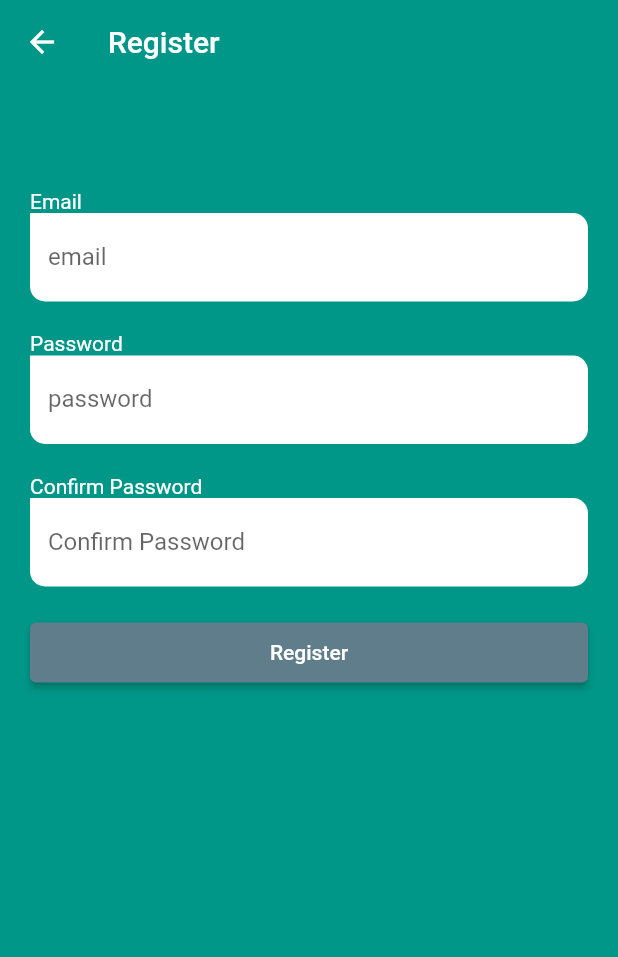
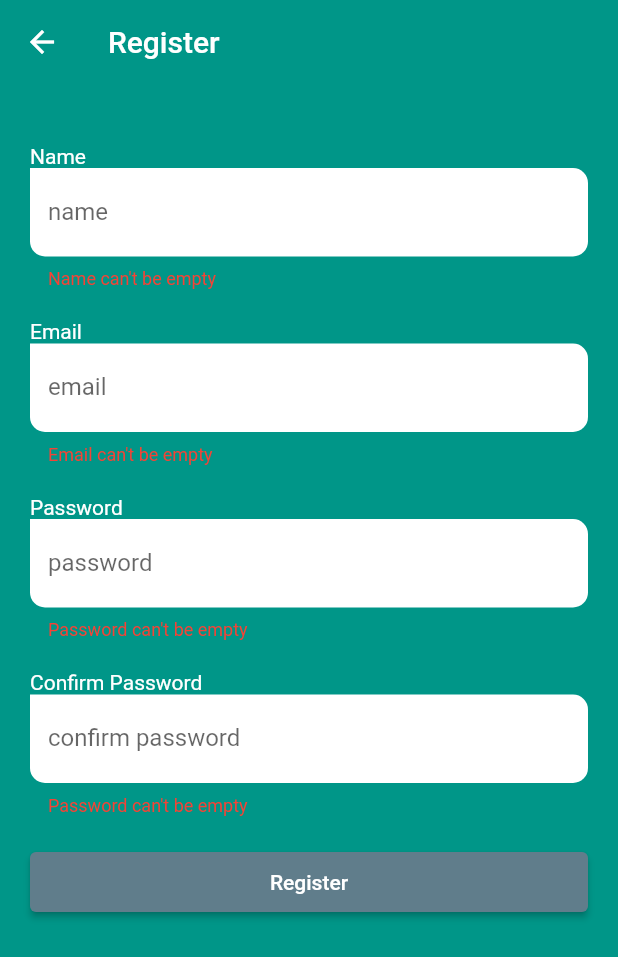
Before and after one commit to ikhsan34/recipe_app, a Flutter app: the RegisterScreen screen opened by its route, after a tap on "Register", on a phone screen of 412 x 824 dp. Shown: the top 957 px of the screen. Run offline on Flutter 3.47's test engine with Material 2 defaults, Android fonts, the phone set to English and light mode, and no system bars; our stand-ins replace firebase_auth, firebase_core, flutter_spinkit; accounts and stored records are empty.

Commit message:
login and register form validator

```diff
--- a/lib/screens/auth/register_screen.dart
+++ b/lib/screens/auth/register_screen.dart
@@ -1,6 +1,9 @@
 import 'package:flutter/material.dart';
 import 'package:provider/provider.dart';
 import 'package:recipe_app/screens/auth/auth_provider.dart';
+import 'package:recipe_app/shared/loadings.dart';
+import 'package:recipe_app/shared/styles.dart';
+import 'package:recipe_app/shared/validators.dart';
 
 class RegisterScreen extends StatefulWidget {
   const RegisterScreen({super.key});
@@ -12,14 +15,17 @@ class RegisterScreen extends StatefulWidget {
 class _RegisterScreenState extends State<RegisterScreen> {
 
   final formKey = GlobalKey<FormState>();
+  final nameController = TextEditingController();
   final emailController = TextEditingController();
   final passwordController = TextEditingController();
+  final confirmPasswordController = TextEditingController();
   bool isLoading = false;
   bool failed = false;
 
   @override
   void dispose() {
     super.dispose();
+    nameController.dispose();
     emailController.dispose();
     passwordController.dispose();
   }
@@ -34,82 +40,71 @@ class _RegisterScreenState extends State<RegisterScreen> {
         title: const Text('Register'),
         elevation: 0,
       ),
-      body: SingleChildScrollView(
+      body: isLoading
+      ? Loadings.fadingCircle()
+      : SingleChildScrollView(
         child: Form(
           key: formKey,
           child: Padding(
-            padding: const EdgeInsets.symmetric(horizontal: 20, vertical: 20),
+            padding: const EdgeInsets.symmetric(horizontal: 20, vertical: 40),
             child: Column(
               crossAxisAlignment: CrossAxisAlignment.start,
               children: [
-                const SizedBox(height: 50),
+                const Text('Name', style: TextStyle(color: Colors.white)),
+                TextFormField(
+                  validator: (value) => Validator.validateName(name: value),
+                  controller: nameController,
+                  decoration: nameInputDecoration
+                ),
+                const SizedBox(height: 20),
                 const Text('Email', style: TextStyle(color: Colors.white)),
                 TextFormField(
+                  validator: (value) => Validator.validateEmail(email: value),
                   controller: emailController,
-                  decoration: const InputDecoration(
-                    labelText: 'email',
-                    filled: true,
-                    fillColor: Colors.white,
-                    floatingLabelBehavior: FloatingLabelBehavior.never,
-                    border: OutlineInputBorder(
-                      borderSide: BorderSide.none,
-                      borderRadius: BorderRadius.only(
-                        topRight: Radius.circular(10),
-                        bottomLeft: Radius.circular(10),
-                        bottomRight: Radius.circular(10)
-                      ),
-                    )
-                  ),
+                  decoration: emailInputDecoration
                 ),
                 const SizedBox(height: 20),
                 const Text('Password', style: TextStyle(color: Colors.white)),
                 TextFormField(
+                  validator: (value) => Validator.validatePassword(password: value),
                   controller: passwordController,
-                  decoration: const InputDecoration(
-                    labelText: 'password',
-                    filled: true,
-                    fillColor: Colors.white,
-                    floatingLabelBehavior: FloatingLabelBehavior.never,
-                    border: OutlineInputBorder(
-                      borderSide: BorderSide.none,
-                      borderRadius: BorderRadius.only(
-                        topRight: Radius.circular(10),
-                        bottomLeft: Radius.circular(10),
-                        bottomRight: Radius.circular(10)
-                      ),
-                    )
-                  ),
+                  obscureText: true,
+                  decoration: passwordInputDecoration
                 ),
                 const SizedBox(height: 20),
                 const Text('Confirm Password', style: TextStyle(color: Colors.white)),
                 TextFormField(
-                  decoration: const InputDecoration(
-                    labelText: 'Confirm Password',
-                    filled: true,
-                    fillColor: Colors.white,
-                    floatingLabelBehavior: FloatingLabelBehavior.never,
-                    border: OutlineInputBorder(
-                      borderSide: BorderSide.none,
-                      borderRadius: BorderRadius.only(
-                        topRight: Radius.circular(10),
-                        bottomLeft: Radius.circular(10),
-                        bottomRight: Radius.circular(10)
-                      ),
-                    )
-                  ),
+                  validator: (value) => Validator.validatePassword(password: value),
+                  controller: confirmPasswordController,
+                  obscureText: true,
+                  decoration: confirmPasswordInputDecoration
                 ),
                 const SizedBox(height: 20),
                 Center(
                   child: ElevatedButton(
-                    style: ButtonStyle(
-                      backgroundColor: MaterialStateProperty.all(Theme.of(context).colorScheme.secondary),
-                      minimumSize: MaterialStateProperty.all(const Size.fromHeight(40))
-                    ),
+                    style: submitButtonStyle,
                     onPressed: () async {
-                      final result = await auth.registerUsingEmailPassword(name: 'Name', email: emailController.text, password: passwordController.text);
-                      if (result) {
-                        if(!mounted) return;
-                        Navigator.pushNamedAndRemoveUntil(context, '/dashboard', (route) => false);
+                      if (formKey.currentState!.validate()) {
+                        if (passwordController.text != confirmPasswordController.text) {
+                          ScaffoldMessenger.of(context).showSnackBar(const SnackBar(content: Text('Make sure confirmation password is correct')));
+                        } else {
+                          setState(() {
+                            isLoading = true;
+                          });
+                          final result = await auth.registerUsingEmailPassword(name: nameController.text, email: emailController.text, password: passwordController.text);
+                          if (result) {
+                            if(!mounted) return;
+                            Navigator.pushNamedAndRemoveUntil(context, '/dashboard', (route) => false);
+                          } else {
+                            if(!mounted) return;
+                            ScaffoldMessenger.of(context).showSnackBar(
+                              const SnackBar(content: Text('Register failed, make sure email is not registered.'))
+                            );
+                            setState(() {
+                              isLoading = false;
+                            });
+                          }
+                        }
                       }
                     },
                     child: const Text('Register'),
--- /dev/null
+++ b/lib/shared/loadings.dart
@@ -0,0 +1,13 @@
+import 'package:flutter_spinkit/flutter_spinkit.dart';
+import 'package:flutter/material.dart';
+
+class Loadings {
+
+  static Widget fadingCircle() {
+    return SpinKitFadingCircle(
+      color: Colors.grey[350],
+      size: 100,
+    );
+  }
+
+}
--- /dev/null
+++ b/lib/shared/styles.dart
@@ -0,0 +1,46 @@
+import 'package:flutter/material.dart';
+
+const OutlineInputBorder formBorder = OutlineInputBorder(
+  borderSide: BorderSide.none,
+  borderRadius: BorderRadius.only(
+    topRight: Radius.circular(10),
+    bottomLeft: Radius.circular(10),
+    bottomRight: Radius.circular(10)
+  ),
+);
+
+const nameInputDecoration = InputDecoration(
+  labelText: 'name',
+  filled: true,
+  fillColor: Colors.white,
+  floatingLabelBehavior: FloatingLabelBehavior.never,
+  border: formBorder
+);
+
+const emailInputDecoration = InputDecoration(
+  labelText: 'email',
+  filled: true,
+  fillColor: Colors.white,
+  floatingLabelBehavior: FloatingLabelBehavior.never,
+  border: formBorder
+);
+
+const passwordInputDecoration = InputDecoration(
+  labelText: 'password',
+  filled: true,
+  fillColor: Colors.white,
+  floatingLabelBehavior: FloatingLabelBehavior.never,
+  border: formBorder
+);
+const confirmPasswordInputDecoration = InputDecoration(
+  labelText: 'confirm password',
+  filled: true,
+  fillColor: Colors.white,
+  floatingLabelBehavior: FloatingLabelBehavior.never,
+  border: formBorder
+);
+
+final ButtonStyle submitButtonStyle = ButtonStyle(
+  backgroundColor: MaterialStateProperty.all(const Color(0xFF607D8B)),
+  minimumSize: MaterialStateProperty.all(const Size.fromHeight(40))
+);
--- /dev/null
+++ b/lib/shared/validators.dart
@@ -0,0 +1,44 @@
+class Validator {
+  static String? validateName({required String? name}) {
+    if (name == null) {
+      return null;
+    }
+
+    if (name.isEmpty) {
+      return 'Name can\'t be empty';
+    }
+
+    return null;
+  }
+
+  static String? validateEmail({required String? email}) {
+    if (email == null) {
+      return null;
+    }
+
+    RegExp emailRegExp = RegExp(
+        r"^[a-zA-Z0-9.!#$%&'*+/=?^_`{|}~-]+@[a-zA-Z0-9](?:[a-zA-Z0-9-]{0,253}[a-zA-Z0-9])?(?:\.[a-zA-Z0-9](?:[a-zA-Z0-9-]{0,253}[a-zA-Z0-9])?)*$");
+
+    if (email.isEmpty) {
+      return 'Email can\'t be empty';
+    } else if (!emailRegExp.hasMatch(email)) {
+      return 'Enter a correct email';
+    }
+
+    return null;
+  }
+
+  static String? validatePassword({required String? password}) {
+    if (password == null) {
+      return null;
+    }
+
+    if (password.isEmpty) {
+      return 'Password can\'t be empty';
+    } else if (password.length < 6) {
+      return 'Enter a password with length at least 6';
+    }
+
+    return null;
+  }
+}
```
Also changed, not shown: lib/screens/auth/login_screen.dart (+20 -40 lines), lib/screens/dashboard/dashboard_screen.dart (+5 -2 lines), lib/screens/splash_screen.dart (+2 -6 lines).
